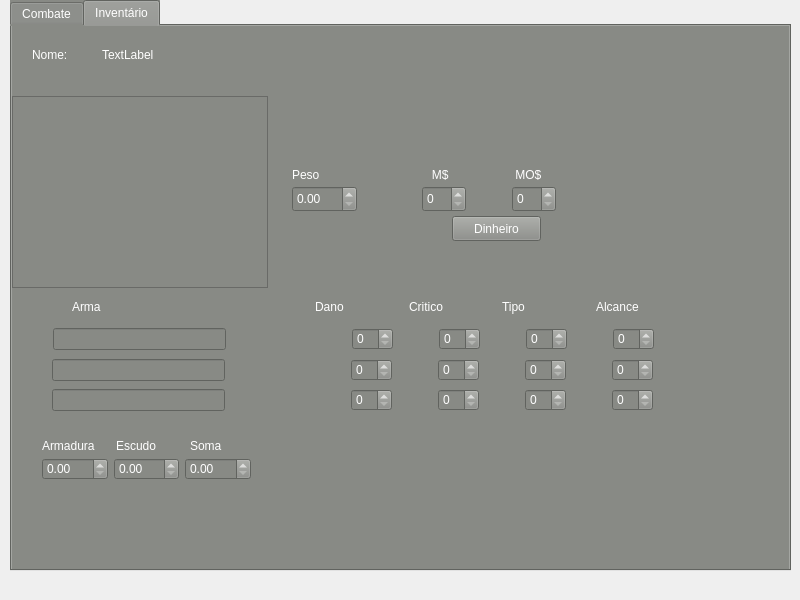
Above: level.ui from miguelsrrobo/Tagmar before the change. Below: the same form after it.
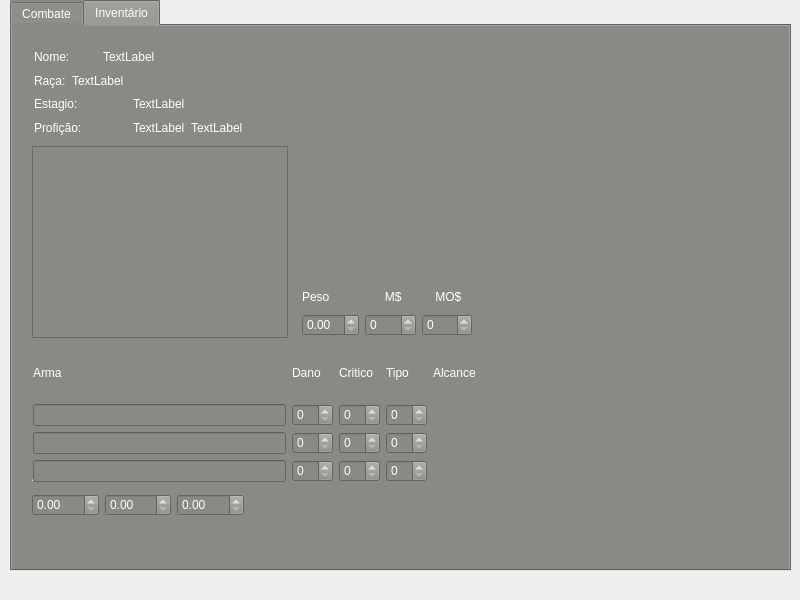
That is the form after the change. The open tabs and pages were chosen to show the change. Icons and pictures are not drawn.

The edit to the form file:
```diff
--- a/level.ui
+++ b/level.ui
@@ -266,523 +266,276 @@
      <widget class="QListWidget" name="listWidget">
       <property name="geometry">
        <rect>
-        <x>0</x>
-        <y>70</y>
+        <x>20</x>
+        <y>120</y>
         <width>256</width>
         <height>192</height>
        </rect>
       </property>
      </widget>
-     <widget class="QDoubleSpinBox" name="doubleSpinBox">
+     <widget class="QWidget" name="">
       <property name="geometry">
        <rect>
-        <x>280</x>
-        <y>160</y>
-        <width>65</width>
-        <height>26</height>
+        <x>290</x>
+        <y>260</y>
+        <width>170</width>
+        <height>50</height>
        </rect>
       </property>
-     </widget>
-     <widget class="QLabel" name="label_2">
-      <property name="geometry">
-       <rect>
-        <x>280</x>
-        <y>140</y>
-        <width>67</width>
-        <height>17</height>
-       </rect>
-      </property>
-      <property name="text">
-       <string>Peso</string>
-      </property>
-     </widget>
-     <widget class="QSpinBox" name="mprataBox">
-      <property name="geometry">
-       <rect>
-        <x>410</x>
-        <y>160</y>
-        <width>44</width>
-        <height>26</height>
-       </rect>
-      </property>
-     </widget>
-     <widget class="QSpinBox" name="mouroBox">
-      <property name="geometry">
-       <rect>
-        <x>500</x>
-        <y>160</y>
-        <width>44</width>
-        <height>26</height>
-       </rect>
-      </property>
-     </widget>
-     <widget class="QWidget" name="layoutWidget_2">
-      <property name="geometry">
-       <rect>
-        <x>40</x>
-        <y>330</y>
-        <width>601</width>
-        <height>29</height>
-       </rect>
-      </property>
-      <layout class="QHBoxLayout" name="horizontalLayout_7">
-       <item>
-        <widget class="QLineEdit" name="lineEdit_2"/>
+      <layout class="QGridLayout" name="gridLayout">
+       <item row="0" column="0">
+        <widget class="QLabel" name="label_2">
+         <property name="text">
+          <string>Peso</string>
+         </property>
+        </widget>
        </item>
-       <item>
-        <spacer name="horizontalSpacer_9">
-         <property name="orientation">
-          <enum>Qt::Horizontal</enum>
+       <item row="0" column="1">
+        <widget class="QLabel" name="label_13">
+         <property name="text">
+          <string>      M$</string>
          </property>
-         <property name="sizeType">
-          <enum>QSizePolicy::Fixed</enum>
+        </widget>
+       </item>
+       <item row="0" column="2">
+        <widget class="QLabel" name="label_14">
+         <property name="text">
+          <string>    MO$</string>
          </property>
-         <property name="sizeHint" stdset="0">
-          <size>
-           <width>120</width>
-           <height>20</height>
-          </size>
-         </property>
-        </spacer>
+        </widget>
        </item>
-       <item>
-        <layout class="QHBoxLayout" name="horizontalLayout_8">
-         <item>
-          <widget class="QSpinBox" name="spinBox_5"/>
-         </item>
-         <item>
-          <spacer name="horizontalSpacer_10">
-           <property name="orientation">
-            <enum>Qt::Horizontal</enum>
-           </property>
-           <property name="sizeType">
-            <enum>QSizePolicy::Fixed</enum>
-           </property>
-           <property name="sizeHint" stdset="0">
-            <size>
-             <width>40</width>
-             <height>20</height>
-            </size>
-           </property>
-          </spacer>
-         </item>
-         <item>
-          <widget class="QSpinBox" name="spinBox_6"/>
-         </item>
-         <item>
-          <spacer name="horizontalSpacer_11">
-           <property name="orientation">
-            <enum>Qt::Horizontal</enum>
-           </property>
-           <property name="sizeType">
-            <enum>QSizePolicy::Fixed</enum>
-           </property>
-           <property name="sizeHint" stdset="0">
-            <size>
-             <width>40</width>
-             <height>20</height>
-            </size>
-           </property>
-          </spacer>
-         </item>
-         <item>
-          <widget class="QSpinBox" name="spinBox_7"/>
-         </item>
-         <item>
-          <spacer name="horizontalSpacer_12">
-           <property name="orientation">
-            <enum>Qt::Horizontal</enum>
-           </property>
-           <property name="sizeType">
-            <enum>QSizePolicy::Fixed</enum>
-           </property>
-           <property name="sizeHint" stdset="0">
-            <size>
-             <width>40</width>
-             <height>20</height>
-            </size>
-           </property>
-          </spacer>
-         </item>
-         <item>
-          <widget class="QSpinBox" name="spinBox_8"/>
-         </item>
-        </layout>
+       <item row="1" column="0">
+        <widget class="QDoubleSpinBox" name="doubleSpinBox"/>
        </item>
+       <item row="1" column="1">
+        <widget class="QSpinBox" name="mprataBox"/>
+       </item>
+       <item row="1" column="2">
+        <widget class="QSpinBox" name="mouroBox"/>
+       </item>
       </layout>
      </widget>
-     <widget class="QWidget" name="layoutWidget_3">
+     <widget class="QWidget" name="">
       <property name="geometry">
        <rect>
-        <x>40</x>
-        <y>360</y>
-        <width>601</width>
-        <height>29</height>
+        <x>20</x>
+        <y>440</y>
+        <width>212</width>
+        <height>50</height>
        </rect>
       </property>
-      <layout class="QHBoxLayout" name="horizontalLayout_9">
-       <item>
-        <widget class="QLineEdit" name="lineEdit_3"/>
+      <layout class="QGridLayout" name="gridLayout_3">
+       <item row="0" column="0">
+        <widget class="QLabel" name="label_10">
+         <property name="text">
+          <string>Armadura</string>
+         </property>
+        </widget>
        </item>
-       <item>
-        <spacer name="horizontalSpacer_13">
-         <property name="orientation">
-          <enum>Qt::Horizontal</enum>
+       <item row="0" column="1">
+        <widget class="QLabel" name="label_11">
+         <property name="text">
+          <string>Escudo</string>
          </property>
-         <property name="sizeType">
-          <enum>QSizePolicy::Fixed</enum>
+        </widget>
+       </item>
+       <item row="0" column="2">
+        <widget class="QLabel" name="label_12">
+         <property name="text">
+          <string>Soma</string>
          </property>
-         <property name="sizeHint" stdset="0">
-          <size>
-           <width>120</width>
-           <height>20</height>
-          </size>
-         </property>
-        </spacer>
+        </widget>
        </item>
-       <item>
-        <layout class="QHBoxLayout" name="horizontalLayout_10">
-         <item>
-          <widget class="QSpinBox" name="spinBox_9"/>
-         </item>
-         <item>
-          <spacer name="horizontalSpacer_14">
-           <property name="orientation">
-            <enum>Qt::Horizontal</enum>
-           </property>
-           <property name="sizeType">
-            <enum>QSizePolicy::Fixed</enum>
-           </property>
-           <property name="sizeHint" stdset="0">
-            <size>
-             <width>40</width>
-             <height>20</height>
-            </size>
-           </property>
-          </spacer>
-         </item>
-         <item>
-          <widget class="QSpinBox" name="spinBox_10"/>
-         </item>
-         <item>
-          <spacer name="horizontalSpacer_15">
-           <property name="orientation">
-            <enum>Qt::Horizontal</enum>
-           </property>
-           <property name="sizeType">
-            <enum>QSizePolicy::Fixed</enum>
-           </property>
-           <property name="sizeHint" stdset="0">
-            <size>
-             <width>40</width>
-             <height>20</height>
-            </size>
-           </property>
-          </spacer>
-         </item>
-         <item>
-          <widget class="QSpinBox" name="spinBox_11"/>
-         </item>
-         <item>
-          <spacer name="horizontalSpacer_16">
-           <property name="orientation">
-            <enum>Qt::Horizontal</enum>
-           </property>
-           <property name="sizeType">
-            <enum>QSizePolicy::Fixed</enum>
-           </property>
-           <property name="sizeHint" stdset="0">
-            <size>
-             <width>40</width>
-             <height>20</height>
-            </size>
-           </property>
-          </spacer>
-         </item>
-         <item>
-          <widget class="QSpinBox" name="spinBox_12"/>
-         </item>
-        </layout>
-       </item>
-      </layout>
-     </widget>
-     <widget class="QPushButton" name="pushButton_2">
-      <property name="geometry">
-       <rect>
-        <x>440</x>
-        <y>190</y>
-        <width>89</width>
-        <height>25</height>
-       </rect>
-      </property>
-      <property name="text">
-       <string>Dinheiro</string>
-      </property>
-     </widget>
-     <widget class="QLabel" name="label_13">
-      <property name="geometry">
-       <rect>
-        <x>400</x>
-        <y>140</y>
-        <width>67</width>
-        <height>17</height>
-       </rect>
-      </property>
-      <property name="text">
-       <string>      M$</string>
-      </property>
-     </widget>
-     <widget class="QLabel" name="label_14">
-      <property name="geometry">
-       <rect>
-        <x>490</x>
-        <y>140</y>
-        <width>67</width>
-        <height>17</height>
-       </rect>
-      </property>
-      <property name="text">
-       <string>    MO$</string>
-      </property>
-     </widget>
-     <widget class="QWidget" name="layoutWidget">
-      <property name="geometry">
-       <rect>
-        <x>30</x>
-        <y>430</y>
-        <width>209</width>
-        <height>27</height>
-       </rect>
-      </property>
-      <layout class="QHBoxLayout" name="horizontalLayout_11">
-       <item>
+       <item row="1" column="0">
         <widget class="QDoubleSpinBox" name="doubleSpinBox_2"/>
        </item>
-       <item>
+       <item row="1" column="1">
         <widget class="QDoubleSpinBox" name="doubleSpinBox_3"/>
        </item>
-       <item>
+       <item row="1" column="2">
         <widget class="QDoubleSpinBox" name="doubleSpinBox_4"/>
        </item>
       </layout>
      </widget>
-     <widget class="QWidget" name="layoutWidget">
+     <widget class="QWidget" name="">
       <property name="geometry">
        <rect>
-        <x>41</x>
-        <y>299</y>
-        <width>601</width>
-        <height>29</height>
+        <x>21</x>
+        <y>321</y>
+        <width>443</width>
+        <height>135</height>
        </rect>
       </property>
-      <layout class="QHBoxLayout" name="horizontalLayout_6">
-       <item>
+      <layout class="QGridLayout" name="gridLayout_2">
+       <item row="1" column="0">
         <widget class="QLineEdit" name="lineEdit"/>
        </item>
-       <item>
-        <spacer name="horizontalSpacer_5">
-         <property name="orientation">
-          <enum>Qt::Horizontal</enum>
+       <item row="2" column="2">
+        <widget class="QSpinBox" name="spinBox_6"/>
+       </item>
+       <item row="0" column="3">
+        <widget class="QLabel" name="label_8">
+         <property name="text">
+          <string>Tipo</string>
          </property>
-         <property name="sizeType">
-          <enum>QSizePolicy::Fixed</enum>
-         </property>
-         <property name="sizeHint" stdset="0">
-          <size>
-           <width>120</width>
-           <height>20</height>
-          </size>
-         </property>
-        </spacer>
+        </widget>
        </item>
-       <item>
-        <layout class="QHBoxLayout" name="horizontalLayout_5">
-         <item>
-          <widget class="QSpinBox" name="spinBox"/>
-         </item>
-         <item>
-          <spacer name="horizontalSpacer_6">
-           <property name="orientation">
-            <enum>Qt::Horizontal</enum>
-           </property>
-           <property name="sizeType">
-            <enum>QSizePolicy::Fixed</enum>
-           </property>
-           <property name="sizeHint" stdset="0">
-            <size>
-             <width>40</width>
-             <height>20</height>
-            </size>
-           </property>
-          </spacer>
-         </item>
-         <item>
-          <widget class="QSpinBox" name="spinBox_2"/>
-         </item>
-         <item>
-          <spacer name="horizontalSpacer_7">
-           <property name="orientation">
-            <enum>Qt::Horizontal</enum>
-           </property>
-           <property name="sizeType">
-            <enum>QSizePolicy::Fixed</enum>
-           </property>
-           <property name="sizeHint" stdset="0">
-            <size>
-             <width>40</width>
-             <height>20</height>
-            </size>
-           </property>
-          </spacer>
-         </item>
-         <item>
-          <widget class="QSpinBox" name="spinBox_3"/>
-         </item>
-         <item>
-          <spacer name="horizontalSpacer_8">
-           <property name="orientation">
-            <enum>Qt::Horizontal</enum>
-           </property>
-           <property name="sizeType">
-            <enum>QSizePolicy::Fixed</enum>
-           </property>
-           <property name="sizeHint" stdset="0">
-            <size>
-             <width>40</width>
-             <height>20</height>
-            </size>
-           </property>
-          </spacer>
-         </item>
-         <item>
-          <widget class="QSpinBox" name="spinBox_4"/>
-         </item>
-        </layout>
+       <item row="1" column="1">
+        <widget class="QSpinBox" name="spinBox"/>
        </item>
-      </layout>
-     </widget>
-     <widget class="QWidget" name="layoutWidget">
-      <property name="geometry">
-       <rect>
-        <x>60</x>
-        <y>270</y>
-        <width>611</width>
-        <height>22</height>
-       </rect>
-      </property>
-      <layout class="QHBoxLayout" name="horizontalLayout_12">
-       <item>
+       <item row="1" column="2">
+        <widget class="QSpinBox" name="spinBox_2"/>
+       </item>
+       <item row="3" column="0">
+        <widget class="QLineEdit" name="lineEdit_3"/>
+       </item>
+       <item row="0" column="0">
         <widget class="QLabel" name="label_3">
          <property name="text">
           <string>Arma</string>
          </property>
         </widget>
        </item>
-       <item>
-        <spacer name="horizontalSpacer_4">
-         <property name="orientation">
-          <enum>Qt::Horizontal</enum>
-         </property>
-         <property name="sizeType">
-          <enum>QSizePolicy::Fixed</enum>
-         </property>
-         <property name="sizeHint" stdset="0">
-          <size>
-           <width>150</width>
-           <height>20</height>
-          </size>
-         </property>
-        </spacer>
+       <item row="3" column="1">
+        <widget class="QSpinBox" name="spinBox_9"/>
        </item>
-       <item>
-        <widget class="QLabel" name="label_4">
-         <property name="text">
-          <string>Dano</string>
-         </property>
-        </widget>
+       <item row="3" column="3">
+        <widget class="QSpinBox" name="spinBox_11"/>
        </item>
-       <item>
+       <item row="2" column="0">
+        <widget class="QLineEdit" name="lineEdit_2"/>
+       </item>
+       <item row="0" column="2">
         <widget class="QLabel" name="label_5">
          <property name="text">
           <string>Critico</string>
          </property>
         </widget>
        </item>
-       <item>
-        <widget class="QLabel" name="label_8">
+       <item row="0" column="1">
+        <widget class="QLabel" name="label_4">
          <property name="text">
-          <string>Tipo</string>
+          <string>Dano</string>
          </property>
         </widget>
        </item>
-       <item>
+       <item row="2" column="1">
+        <widget class="QSpinBox" name="spinBox_5"/>
+       </item>
+       <item row="2" column="3">
+        <widget class="QSpinBox" name="spinBox_7"/>
+       </item>
+       <item row="3" column="2">
+        <widget class="QSpinBox" name="spinBox_10"/>
+       </item>
+       <item row="1" column="3">
+        <widget class="QSpinBox" name="spinBox_3"/>
+       </item>
+       <item row="0" column="4">
         <widget class="QLabel" name="label_9">
          <property name="text">
           <string>Alcance</string>
          </property>
         </widget>
        </item>
+       <item row="1" column="4">
+        <widget class="QLabel" name="label_16">
+         <property name="text">
+          <string/>
+         </property>
+        </widget>
+       </item>
+       <item row="2" column="4">
+        <widget class="QLabel" name="label_17">
+         <property name="text">
+          <string/>
+         </property>
+        </widget>
+       </item>
+       <item row="3" column="4">
+        <widget class="QLabel" name="label_18">
+         <property name="text">
+          <string/>
+         </property>
+        </widget>
+       </item>
       </layout>
      </widget>
-     <widget class="QWidget" name="layoutWidget">
+     <widget class="QWidget" name="">
       <property name="geometry">
        <rect>
-        <x>30</x>
-        <y>410</y>
-        <width>216</width>
-        <height>19</height>
+        <x>22</x>
+        <y>22</y>
+        <width>209</width>
+        <height>88</height>
        </rect>
       </property>
-      <layout class="QHBoxLayout" name="horizontalLayout_13">
-       <item>
-        <widget class="QLabel" name="label_10">
+      <layout class="QGridLayout" name="gridLayout_4">
+       <item row="0" column="0" colspan="2">
+        <widget class="QLabel" name="label">
          <property name="text">
-          <string>Armadura</string>
+          <string>Nome:</string>
          </property>
         </widget>
        </item>
-       <item>
-        <widget class="QLabel" name="label_11">
+       <item row="1" column="0">
+        <widget class="QLabel" name="label_6">
          <property name="text">
-          <string>Escudo</string>
+          <string>Raça:</string>
          </property>
         </widget>
        </item>
-       <item>
-        <widget class="QLabel" name="label_12">
+       <item row="2" column="0" colspan="3">
+        <widget class="QLabel" name="label_7">
          <property name="text">
-          <string>Soma</string>
+          <string>Estagio:</string>
          </property>
         </widget>
        </item>
+       <item row="3" column="0" colspan="3">
+        <widget class="QLabel" name="label_15">
+         <property name="text">
+          <string>Profição:</string>
+         </property>
+        </widget>
+       </item>
+       <item row="3" column="3">
+        <widget class="QLabel" name="Proficao1">
+         <property name="text">
+          <string>TextLabel</string>
+         </property>
+        </widget>
+       </item>
+       <item row="3" column="4">
+        <widget class="QLabel" name="Proficao2">
+         <property name="text">
+          <string>TextLabel</string>
+         </property>
+        </widget>
+       </item>
+       <item row="1" column="1" colspan="4">
+        <widget class="QLabel" name="Raca">
+         <property name="text">
+          <string>TextLabel</string>
+         </property>
+        </widget>
+       </item>
+       <item row="0" column="2" colspan="3">
+        <widget class="QLabel" name="Nome">
+         <property name="text">
+          <string>TextLabel</string>
+         </property>
+        </widget>
+       </item>
+       <item row="2" column="3" colspan="2">
+        <widget class="QLabel" name="Estagio">
+         <property name="text">
+          <string>TextLabel</string>
+         </property>
+        </widget>
+       </item>
       </layout>
      </widget>
-     <widget class="QLabel" name="label">
-      <property name="geometry">
-       <rect>
-        <x>20</x>
-        <y>20</y>
-        <width>67</width>
-        <height>17</height>
-       </rect>
-      </property>
-      <property name="text">
-       <string>Nome:</string>
-      </property>
-     </widget>
-     <widget class="QLabel" name="Nome">
-      <property name="geometry">
-       <rect>
-        <x>90</x>
-        <y>20</y>
-        <width>67</width>
-        <height>17</height>
-       </rect>
-      </property>
-      <property name="text">
-       <string>TextLabel</string>
-      </property>
-     </widget>
     </widget>
    </widget>
   </widget>
```
Left out of the diff: 43 changed lines with no effect on the pictures.
